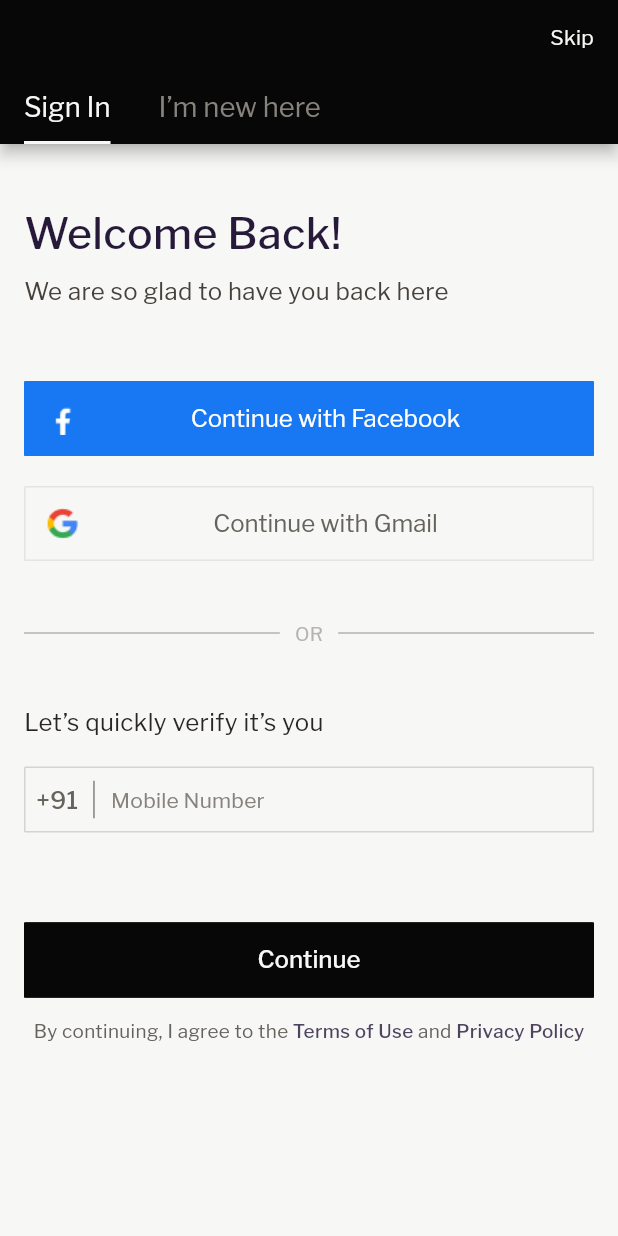
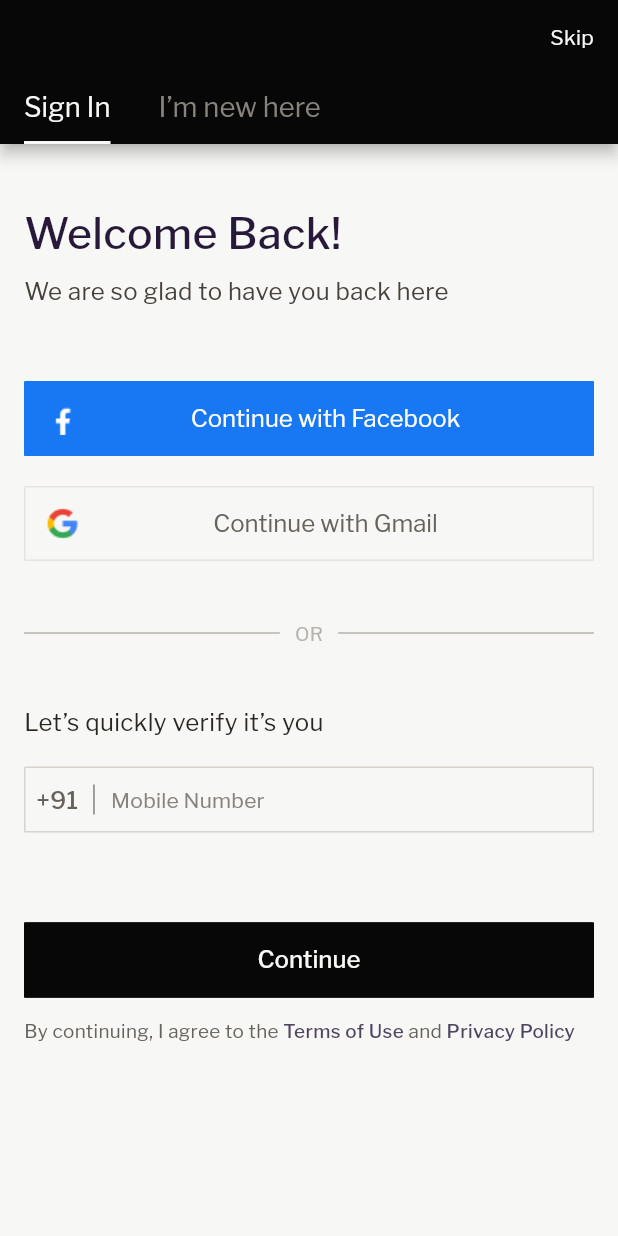
Before and after one commit to LaFetch2026/Lf_Application_Production, a Flutter app: the screen it shows after launch, after a tap on "Sign In", on a phone screen of 412 x 824 dp. Run offline on Flutter 3.47's test engine with Material 2 defaults, Android fonts, the phone set to English and light mode, and no system bars; our stand-ins replace dropdown_button2, flutter_otp_text_field, flutter_rating_bar, flutter_screenutil, get, getwidget and 3 more; network calls fail.

Commit message:
resolve resolution issue

```diff
--- a/lib/commonwidget/loginwidgets/multiple_text.dart
+++ b/lib/commonwidget/loginwidgets/multiple_text.dart
@@ -7,6 +7,7 @@ class MultipleTextWidget extends StatelessWidget {
   final String text2;
   final String text3;
   final String text4;
+  final bool visible;
   final Function? onPressedTerm;
   final Function? onPressedPolicy;
   final double fontSize;
@@ -18,6 +19,7 @@ class MultipleTextWidget extends StatelessWidget {
     required this.text3,
     required this.text4,
     required this.fontSize,
+    required this.visible,
     this.onPressedPolicy,
     this.onPressedTerm,
   }) : super(key: key);
@@ -62,20 +64,29 @@ class MultipleTextWidget extends StatelessWidget {
               color: greyTextColor,
             ),
           ),
-          GestureDetector(
+          visible
+              ? Expanded(
+                  child: GestureDetector(
                     onTap: () {
                       onPressedPolicy?.call();
                     },
                     child: Text(
                       text4,
+                      overflow: TextOverflow.ellipsis,
+                      maxLines: 1,
                       style: TextStyle(
                         fontSize: fontSize,
+                        overflow: TextOverflow.ellipsis,
                         fontFamily: "Franklin Gothic",
                         fontWeight: FontWeight.w500,
                         color: deepGreytextColor,
                       ),
                     ),
                   ),
+                )
+              : const SizedBox(
+                  width: 0,
+                )
         ],
       ),
     );
--- a/lib/commonwidget/loginwidgets/number_widget.dart
+++ b/lib/commonwidget/loginwidgets/number_widget.dart
@@ -57,7 +57,7 @@ class NumberWidget extends StatelessWidget {
                       child: Container(
                         width: 1,
                         color: textHintColor,
-                        height: 25,
+                        height: 20,
                       ),
                     ),
                   ],
--- a/lib/screens/loginscreen.dart
+++ b/lib/screens/loginscreen.dart
@@ -215,6 +215,7 @@ class LoginScreenState extends State<LoginScreen> {
                               text1: "By continuing, I agree to the",
                               text2: " Terms of Use",
                               text3: " and",
+                              visible: true,
                               text4: " Privacy Policy"),
                         )
                       ],
@@ -304,6 +305,7 @@ class LoginScreenState extends State<LoginScreen> {
                           text1: "By continuing, I agree to the",
                           text2: " Terms of Use",
                           text3: " and",
+                          visible: false,
                           text4: "",
                           fontSize: 12.sp,
                         ),
```
Lines whose indentation alone changed are shown as unchanged.
